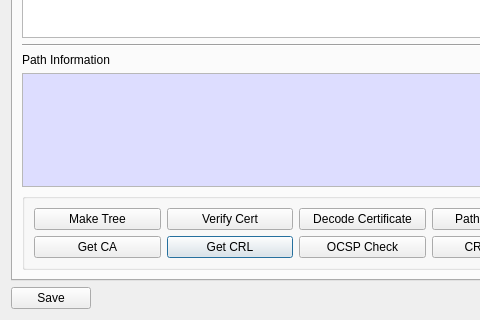
First picture: the form in BerEditor/cert_info_dlg.ui, repository jykim74/BerEditor, before the edit; both pictures show x 0 to 480 and y 142 to 462 of the 592 by 462 pixel window.
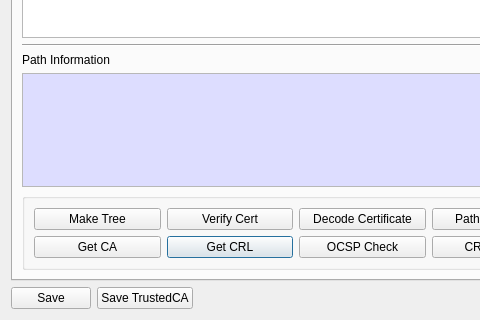
Second picture: the form after the edit.

```diff
--- a/BerEditor/cert_info_dlg.ui
+++ b/BerEditor/cert_info_dlg.ui
@@ -323,6 +323,13 @@
        </property>
       </spacer>
      </item>
+     <item row="0" column="1">
+      <widget class="QPushButton" name="mSaveTrustedCABtn">
+       <property name="text">
+        <string>Save TrustedCA</string>
+       </property>
+      </widget>
+     </item>
     </layout>
    </item>
   </layout>
```
